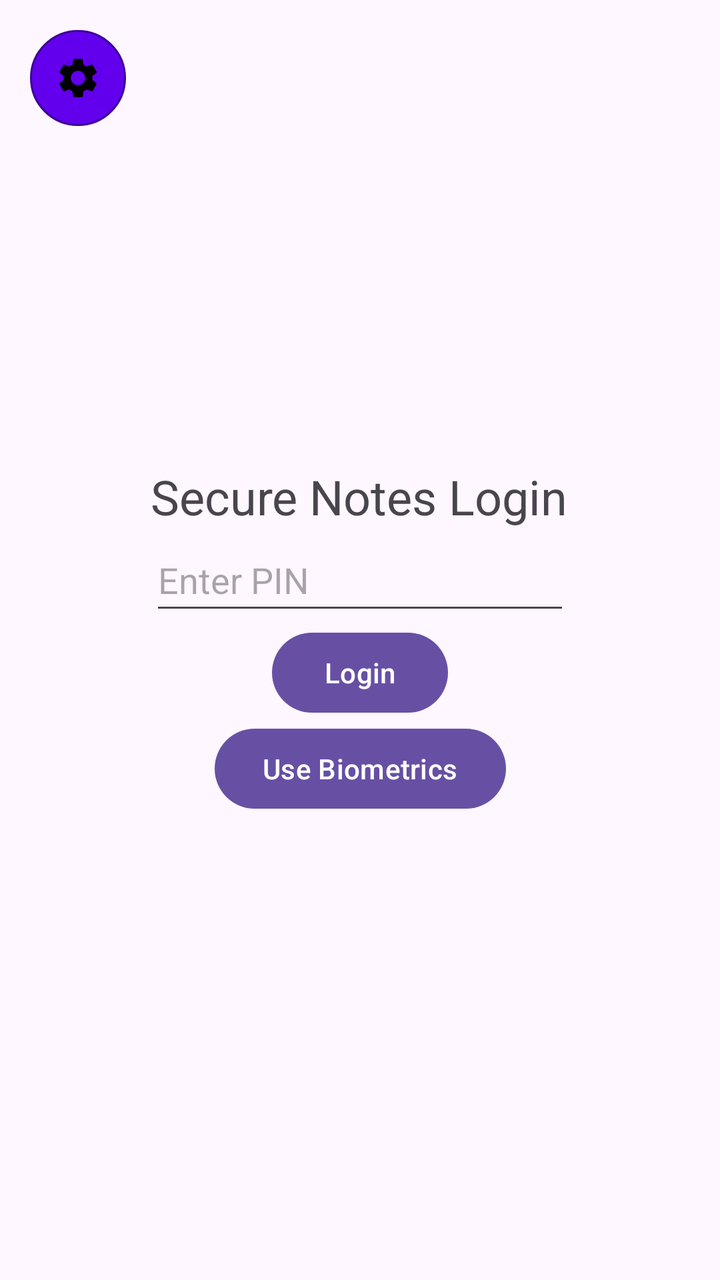
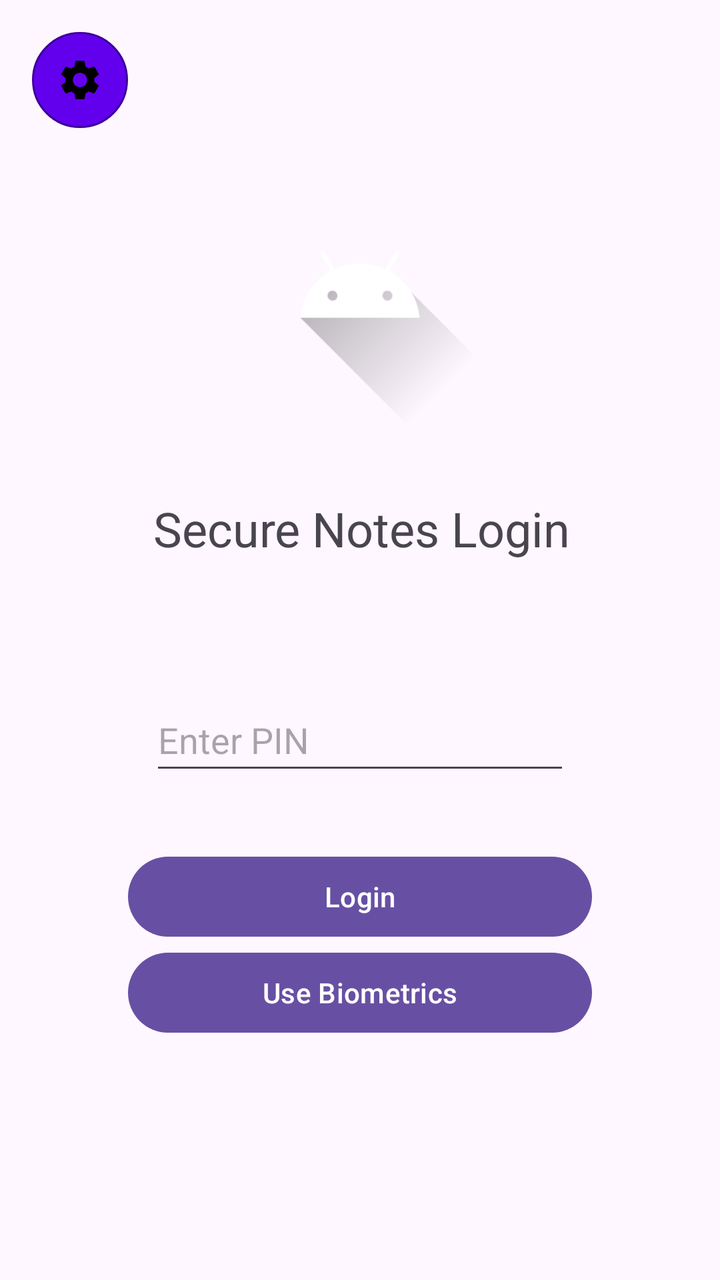

Compare the two renders of this Android layout. The source of the first and the diff that turns it into the second are given below.
<!-- AndroidManifest.xml: application theme Theme.SecureNotes -->
<!-- res/layout/activity_login.xml -->
<?xml version="1.0" encoding="utf-8"?>
<androidx.constraintlayout.widget.ConstraintLayout xmlns:android="http://schemas.android.com/apk/res/android"
    xmlns:app="http://schemas.android.com/apk/res-auto"
    xmlns:tools="http://schemas.android.com/tools"
    android:layout_width="match_parent"
    android:layout_height="match_parent"
    tools:context=".ui.login.LoginActivity">

    <TextView
        android:id="@+id/textView"
        android:layout_width="wrap_content"
        android:layout_height="wrap_content"
        android:text="@string/login_title"
        android:textSize="24sp"
        app:layout_constraintBottom_toTopOf="@+id/pinInput"
        app:layout_constraintEnd_toEndOf="parent"
        app:layout_constraintHorizontal_bias="0.497"
        app:layout_constraintStart_toStartOf="parent"
        app:layout_constraintTop_toTopOf="parent"
        app:layout_constraintVertical_chainStyle="packed" />

    <EditText
        android:id="@+id/pinInput"
        android:layout_width="wrap_content"
        android:layout_height="wrap_content"
        android:ems="10"
        android:hint="@string/hint_pin"
        android:inputType="numberPassword"
        android:minHeight="48dp"
        app:layout_constraintBottom_toTopOf="@+id/loginButton"
        app:layout_constraintEnd_toEndOf="parent"
        app:layout_constraintStart_toStartOf="parent"
        app:layout_constraintTop_toBottomOf="@+id/textView" />

    <Button
        android:id="@+id/loginButton"
        android:layout_width="wrap_content"
        android:layout_height="wrap_content"
        android:text="@string/btn_login"
        app:layout_constraintBottom_toTopOf="@+id/biometricButton"
        app:layout_constraintEnd_toEndOf="parent"
        app:layout_constraintStart_toStartOf="parent"
        app:layout_constraintTop_toBottomOf="@+id/pinInput" />

    <Button
        android:id="@+id/biometricButton"
        android:layout_width="wrap_content"
        android:layout_height="wrap_content"
        android:text="@string/btn_use_biometrics"
        app:layout_constraintBottom_toBottomOf="parent"
        app:layout_constraintEnd_toEndOf="parent"
        app:layout_constraintStart_toStartOf="parent"
        app:layout_constraintTop_toBottomOf="@+id/loginButton" />

    <ImageButton
        android:id="@+id/settingsButton"
        android:layout_width="48dp"
        android:layout_height="48dp"
        android:background="@drawable/circle_button_background"
        android:src="@drawable/baseline_settings_24"
        android:contentDescription="@string/settings_button_description"
        android:padding="12dp"
        android:scaleType="fitCenter"
        app:layout_constraintTop_toTopOf="parent"
        app:layout_constraintStart_toStartOf="parent"
        android:layout_marginTop="15dp"
        android:layout_marginStart="15dp" />

</androidx.constraintlayout.widget.ConstraintLayout>
<!-- resources referenced by this layout -->
<resources>
  <!-- drawable baseline_settings_24 (drawable) -->
  <vector xmlns:android="http://schemas.android.com/apk/res/android" android:height="24dp" android:tint="#000000" android:viewportHeight="24" android:viewportWidth="24" android:width="24dp">
        
      <path android:fillColor="@android:color/white" android:pathData="M19.14,12.94c0.04,-0.3 0.06,-0.61 0.06,-0.94c0,-0.32 -0.02,-0.64 -0.07,-0.94l2.03,-1.58c0.18,-0.14 0.23,-0.41 0.12,-0.61l-1.92,-3.32c-0.12,-0.22 -0.37,-0.29 -0.59,-0.22l-2.39,0.96c-0.5,-0.38 -1.03,-0.7 -1.62,-0.94L14.4,2.81c-0.04,-0.24 -0.24,-0.41 -0.48,-0.41h-3.84c-0.24,0 -0.43,0.17 -0.47,0.41L9.25,5.35C8.66,5.59 8.12,5.92 7.63,6.29L5.24,5.33c-0.22,-0.08 -0.47,0 -0.59,0.22L2.74,8.87C2.62,9.08 2.66,9.34 2.86,9.48l2.03,1.58C4.84,11.36 4.8,11.69 4.8,12s0.02,0.64 0.07,0.94l-2.03,1.58c-0.18,0.14 -0.23,0.41 -0.12,0.61l1.92,3.32c0.12,0.22 0.37,0.29 0.59,0.22l2.39,-0.96c0.5,0.38 1.03,0.7 1.62,0.94l0.36,2.54c0.05,0.24 0.24,0.41 0.48,0.41h3.84c0.24,0 0.44,-0.17 0.47,-0.41l0.36,-2.54c0.59,-0.24 1.13,-0.56 1.62,-0.94l2.39,0.96c0.22,0.08 0.47,0 0.59,-0.22l1.92,-3.32c0.12,-0.22 0.07,-0.47 -0.12,-0.61L19.14,12.94zM12,15.6c-1.98,0 -3.6,-1.62 -3.6,-3.6s1.62,-3.6 3.6,-3.6s3.6,1.62 3.6,3.6S13.98,15.6 12,15.6z"/>
      
  </vector>
  <!-- drawable circle_button_background (drawable) -->
  <?xml version="1.0" encoding="utf-8"?>
  <shape xmlns:android="http://schemas.android.com/apk/res/android"
      android:shape="oval">
      <solid android:color="@color/purple_500" />
      
      <stroke
          android:width="1dp"
          android:color="@color/purple_700" />
  </shape>
  <string name="btn_login" translatable="false">Login</string>
  <string name="btn_use_biometrics">Use Biometrics</string>
  <string name="hint_pin">Enter PIN</string>
  <string name="login_title" translatable="false">Secure Notes Login</string>
  <string name="settings_button_description">Settings</string>
  <style name="Theme.SecureNotes" parent="Base.Theme.SecureNotes" />
  <color name="purple_500">#6200EE</color>
  <color name="purple_700">#3E0099</color>
  <style name="Base.Theme.SecureNotes" parent="Theme.Material3.DayNight.NoActionBar">
          
          
      </style>
</resources>

<!-- the commit's change to res/layout/activity_login.xml (unified diff, before → after) -->
@@ -10,11 +10,13 @@
         android:id="@+id/textView"
         android:layout_width="wrap_content"
         android:layout_height="wrap_content"
+        android:layout_marginTop="128dp"
+        android:layout_marginBottom="32dp"
         android:text="@string/login_title"
         android:textSize="24sp"
         app:layout_constraintBottom_toTopOf="@+id/pinInput"
         app:layout_constraintEnd_toEndOf="parent"
-        app:layout_constraintHorizontal_bias="0.497"
+        app:layout_constraintHorizontal_bias="0.507"
         app:layout_constraintStart_toStartOf="parent"
         app:layout_constraintTop_toTopOf="parent"
         app:layout_constraintVertical_chainStyle="packed" />
@@ -23,6 +25,8 @@
         android:id="@+id/pinInput"
         android:layout_width="wrap_content"
         android:layout_height="wrap_content"
+        android:layout_marginTop="32dp"
+        android:layout_marginBottom="32dp"
         android:ems="10"
         android:hint="@string/hint_pin"
         android:inputType="numberPassword"
@@ -34,8 +38,10 @@
 
     <Button
         android:id="@+id/loginButton"
-        android:layout_width="wrap_content"
+        android:layout_width="0dp"
         android:layout_height="wrap_content"
+        android:layout_marginStart="64dp"
+        android:layout_marginEnd="64dp"
         android:text="@string/btn_login"
         app:layout_constraintBottom_toTopOf="@+id/biometricButton"
         app:layout_constraintEnd_toEndOf="parent"
@@ -44,8 +50,10 @@
 
     <Button
         android:id="@+id/biometricButton"
-        android:layout_width="wrap_content"
+        android:layout_width="0dp"
         android:layout_height="wrap_content"
+        android:layout_marginStart="64dp"
+        android:layout_marginEnd="64dp"
         android:text="@string/btn_use_biometrics"
         app:layout_constraintBottom_toBottomOf="parent"
         app:layout_constraintEnd_toEndOf="parent"
@@ -56,14 +64,26 @@
         android:id="@+id/settingsButton"
         android:layout_width="48dp"
         android:layout_height="48dp"
+        android:layout_marginStart="16dp"
+        android:layout_marginTop="16dp"
         android:background="@drawable/circle_button_background"
-        android:src="@drawable/baseline_settings_24"
         android:contentDescription="@string/settings_button_description"
         android:padding="12dp"
         android:scaleType="fitCenter"
+        android:src="@drawable/baseline_settings_24"
+        app:layout_constraintStart_toStartOf="parent"
+        app:layout_constraintTop_toTopOf="parent" />
+
+    <ImageView
+        android:id="@+id/imageView"
+        android:layout_width="0dp"
+        android:layout_height="0dp"
+        android:layout_marginTop="76dp"
+        android:layout_marginBottom="32dp"
+        app:layout_constraintBottom_toTopOf="@+id/textView"
+        app:layout_constraintEnd_toEndOf="parent"
+        app:layout_constraintStart_toStartOf="parent"
         app:layout_constraintTop_toTopOf="parent"
-        app:layout_constraintStart_toStartOf="parent"
-        android:layout_marginTop="15dp"
-        android:layout_marginStart="15dp" />
+        app:srcCompat="@drawable/ic_launcher_foreground" />
 
 </androidx.constraintlayout.widget.ConstraintLayout>
<!-- resource entries referenced after the edit -->
@@ -16,6 +16,37 @@
           android:width="1dp"
           android:color="@color/purple_700" />
   </shape>
+  <!-- drawable ic_launcher_foreground (drawable) -->
+  <vector xmlns:android="http://schemas.android.com/apk/res/android"
+      xmlns:aapt="http://schemas.android.com/aapt"
+      android:width="108dp"
+      android:height="108dp"
+      android:viewportWidth="108"
+      android:viewportHeight="108">
+      <path android:pathData="M31,63.928c0,0 6.4,-11 12.1,-13.1c7.2,-2.6 26,-1.4 26,-1.4l38.1,38.1L107,108.928l-32,-1L31,63.928z">
+          <aapt:attr name="android:fillColor">
+              <gradient
+                  android:endX="85.84757"
+                  android:endY="92.4963"
+                  android:startX="42.9492"
+                  android:startY="49.59793"
+                  android:type="linear">
+                  <item
+                      android:color="#44000000"
+                      android:offset="0.0" />
+                  <item
+                      android:color="#00000000"
+                      android:offset="1.0" />
+              </gradient>
+          </aapt:attr>
+      </path>
+      <path
+          android:fillColor="#FFFFFF"
+          android:fillType="nonZero"
+          android:pathData="M65.3,45.828l3.8,-6.6c0.2,-0.4 0.1,-0.9 -0.3,-1.1c-0.4,-0.2 -0.9,-0.1 -1.1,0.3l-3.9,6.7c-6.3,-2.8 -13.4,-2.8 -19.7,0l-3.9,-6.7c-0.2,-0.4 -0.7,-0.5 -1.1,-0.3C38.8,38.328 38.7,38.828 38.9,39.228l3.8,6.6C36.2,49.428 31.7,56.028 31,63.928h46C76.3,56.028 71.8,49.428 65.3,45.828zM43.4,57.328c-0.8,0 -1.5,-0.5 -1.8,-1.2c-0.3,-0.7 -0.1,-1.5 0.4,-2.1c0.5,-0.5 1.4,-0.7 2.1,-0.4c0.7,0.3 1.2,1 1.2,1.8C45.3,56.528 44.5,57.328 43.4,57.328L43.4,57.328zM64.6,57.328c-0.8,0 -1.5,-0.5 -1.8,-1.2s-0.1,-1.5 0.4,-2.1c0.5,-0.5 1.4,-0.7 2.1,-0.4c0.7,0.3 1.2,1 1.2,1.8C66.5,56.528 65.6,57.328 64.6,57.328L64.6,57.328z"
+          android:strokeWidth="1"
+          android:strokeColor="#00000000" />
+  </vector>
   <string name="btn_login" translatable="false">Login</string>
   <string name="btn_use_biometrics">Use Biometrics</string>
   <string name="hint_pin">Enter PIN</string>
